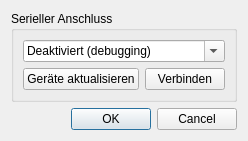
Above: settingsdialog.ui from flesniak/qlenlab before the change. Below: the same form after it.
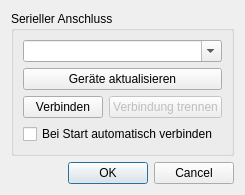
That is the form after the change.

The edit to the form file:
```diff
--- a/settingsdialog.ui
+++ b/settingsdialog.ui
@@ -6,34 +6,27 @@
    <rect>
     <x>0</x>
     <y>0</y>
-    <width>246</width>
-    <height>125</height>
+    <width>242</width>
+    <height>176</height>
    </rect>
   </property>
   <property name="windowTitle">
    <string>Dialog</string>
   </property>
-  <layout class="QVBoxLayout" name="verticalLayout">
+  <layout class="QVBoxLayout" name="verticalLayout_2">
    <item>
     <widget class="QGroupBox" name="groupBox_serialport">
      <property name="title">
       <string>Serieller Anschluss</string>
      </property>
-     <layout class="QVBoxLayout" name="verticalLayout_2">
+     <layout class="QVBoxLayout" name="verticalLayout">
       <item>
        <widget class="QComboBox" name="comboBox_serialport">
         <property name="editable">
          <bool>true</bool>
         </property>
-        <item>
-         <property name="text">
-          <string>Deaktiviert (debugging)</string>
-         </property>
-        </item>
        </widget>
       </item>
-      <item>
-       <layout class="QHBoxLayout" name="horizontalLayout">
         <item>
          <widget class="QPushButton" name="pushButton_rescan">
           <property name="text">
@@ -42,14 +35,33 @@
          </widget>
         </item>
         <item>
+       <layout class="QHBoxLayout" name="horizontalLayout">
+        <item>
          <widget class="QPushButton" name="pushButton_connect">
           <property name="text">
            <string>Verbinden</string>
           </property>
          </widget>
         </item>
+        <item>
+         <widget class="QPushButton" name="pushButton_disconnect">
+          <property name="enabled">
+           <bool>false</bool>
+          </property>
+          <property name="text">
+           <string>Verbindung trennen</string>
+          </property>
+         </widget>
+        </item>
        </layout>
       </item>
+      <item>
+       <widget class="QCheckBox" name="checkBox_autoconnect">
+        <property name="text">
+         <string>Bei Start automatisch verbinden</string>
+        </property>
+       </widget>
+      </item>
      </layout>
     </widget>
    </item>
```
Lines whose indentation alone changed are shown as unchanged.
